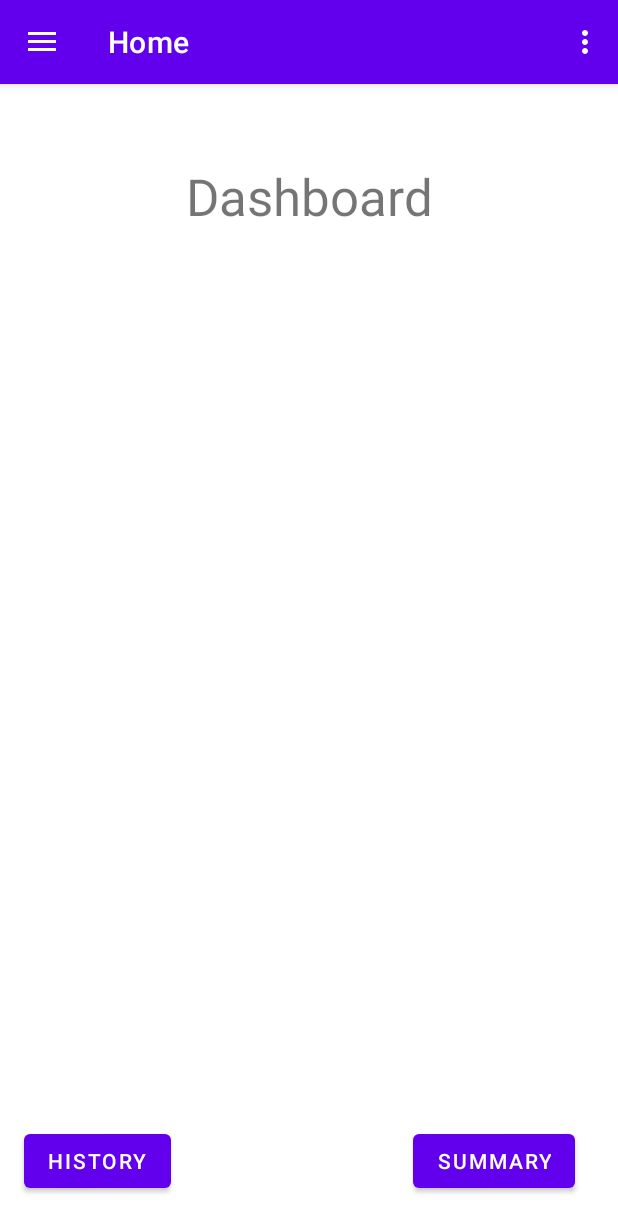
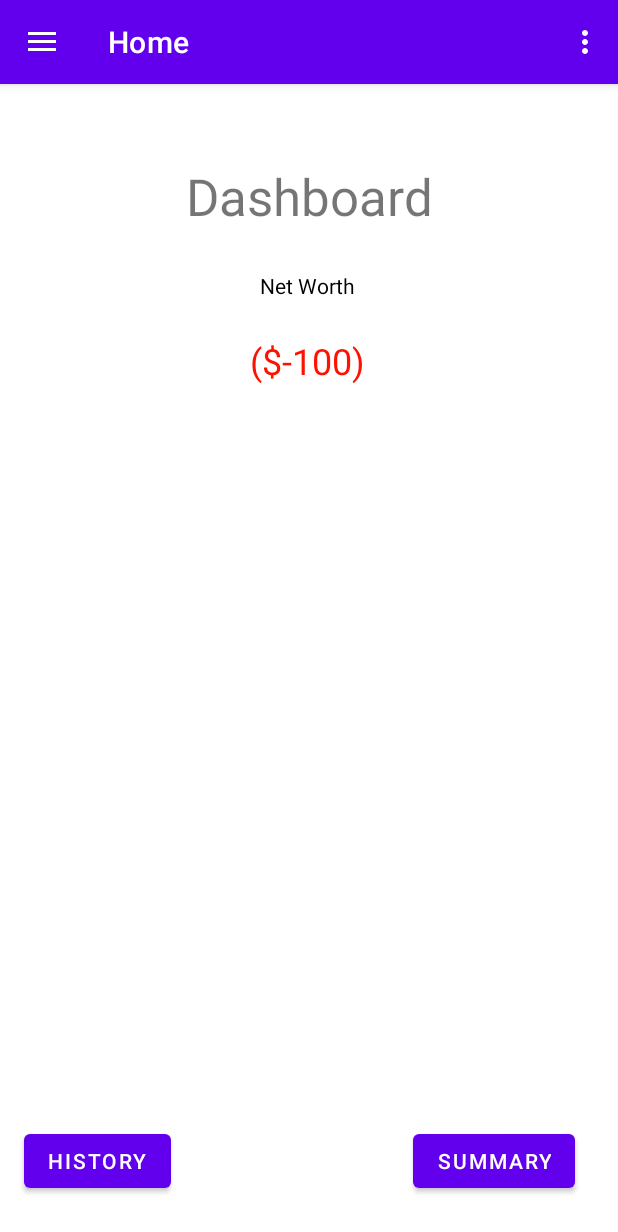
Before and after one commit to SumukhP-dev/MyMoneyTracker_App, an Android app: the screen it shows after launch (MainActivity), on a phone screen of 412 x 824 dp. Shown: the top 1232 px of the screen. Run offline under Robolectric (Android 15) with nearby library versions, the phone set to English and light mode, and no system bars; our stand-ins replace navigation-ui; Roboto replaces fonts that are not available here.

Commit message:
Added Net Worth Textview

```diff
--- a/app/build.gradle.kts
+++ b/app/build.gradle.kts
@@ -1,6 +1,7 @@
 plugins {
     id("com.android.application")
     id("org.jetbrains.kotlin.android")
+    id("com.google.gms.google-services")
 }
 
 android {
@@ -50,6 +51,7 @@ dependencies {
     implementation("androidx.navigation:navigation-ui-ktx:2.7.7")
     implementation("androidx.annotation:annotation:1.6.0")
     implementation("androidx.legacy:legacy-support-v4:1.0.0")
+    implementation("com.google.firebase:firebase-analytics:21.5.1")
     testImplementation("junit:junit:4.13.2")
     androidTestImplementation("androidx.test.ext:junit:1.1.5")
     androidTestImplementation("androidx.test.espresso:espresso-core:3.5.1")
--- a/app/src/main/java/com/example/mymoneytracker/ui/history/ItemsViewModel.kt
+++ b/app/src/main/java/com/example/mymoneytracker/ui/history/ItemsViewModel.kt
@@ -1,5 +1,5 @@
 package com.example.mymoneytracker.ui.history
 
-data class ItemsViewModel(val image: Int, val text: String) {
+data class ItemsViewModel( val text: String, val text2: String, val text3: String) {
 
 }
--- a/app/src/main/java/com/example/mymoneytracker/ui/home/HomeFragment.kt
+++ b/app/src/main/java/com/example/mymoneytracker/ui/home/HomeFragment.kt
@@ -1,5 +1,6 @@
 package com.example.mymoneytracker.ui.home
 
+import android.graphics.Color
 import android.os.Bundle
 import android.view.LayoutInflater
 import android.view.View
@@ -23,6 +24,8 @@ class HomeFragment : Fragment() {
         container: ViewGroup?,
         savedInstanceState: Bundle?
     ): View {
+        var netWorth = -100
+
         val homeViewModel =
             ViewModelProvider(this).get(HomeViewModel::class.java)
 
@@ -37,6 +40,14 @@ class HomeFragment : Fragment() {
             findNavController().navigate(R.id.action_nav_home_to_summaryFragment)
         }
 
+        if(netWorth >= 0) {
+            binding.NetWorthAmount.setTextColor(Color.parseColor("#00FF0A"))
+            binding.NetWorthAmount.text = "$" + netWorth.toString()
+        } else {
+            binding.NetWorthAmount.setTextColor(Color.parseColor("#FF1100"))
+            binding.NetWorthAmount.text = "($" + netWorth.toString() + ")"
+        }
+
         return root
     }
 
--- a/app/src/main/res/layout/fragment_home.xml
+++ b/app/src/main/res/layout/fragment_home.xml
@@ -16,7 +16,8 @@
         app:layout_constraintEnd_toEndOf="parent"
         app:layout_constraintStart_toStartOf="parent"
         app:layout_constraintTop_toTopOf="parent"
-        app:layout_constraintVertical_bias="0.072" />
+        app:layout_constraintVertical_bias="0.072"
+        tools:textColor="#000000" />
 
     <Button
         android:id="@+id/HistoryButton"
@@ -41,4 +42,32 @@
         app:layout_constraintTop_toTopOf="parent"
         app:layout_constraintVertical_bias="0.964" />
 
+    <TextView
+        android:id="@+id/NetWorth"
+        android:layout_width="wrap_content"
+        android:layout_height="wrap_content"
+        android:layout_marginTop="35dp"
+        android:layout_marginBottom="632dp"
+        android:text="Net Worth"
+        android:textColor="#000000"
+        app:layout_constraintBottom_toBottomOf="parent"
+        app:layout_constraintEnd_toEndOf="parent"
+        app:layout_constraintHorizontal_bias="0.498"
+        app:layout_constraintStart_toStartOf="parent"
+        app:layout_constraintTop_toBottomOf="@+id/textView2"
+        tools:textSize="24sp" />
+
+    <TextView
+        android:id="@+id/NetWorthAmount"
+        android:layout_width="wrap_content"
+        android:layout_height="wrap_content"
+        android:textSize="24sp"
+        app:layout_constraintBottom_toBottomOf="parent"
+        app:layout_constraintEnd_toEndOf="parent"
+        app:layout_constraintHorizontal_bias="0.498"
+        app:layout_constraintStart_toStartOf="parent"
+        app:layout_constraintTop_toBottomOf="@+id/NetWorth"
+        app:layout_constraintVertical_bias="0.041"
+        tools:textStyle="bold" />
+
 </androidx.constraintlayout.widget.ConstraintLayout>
--- a/app/src/main/res/layout/nav_header_main.xml
+++ b/app/src/main/res/layout/nav_header_main.xml
@@ -28,7 +28,7 @@
         android:textAppearance="@style/TextAppearance.AppCompat.Body1" />
 
     <TextView
-        android:id="@+id/textView"
+        android:id="@+id/textDesignDate"
         android:layout_width="wrap_content"
         android:layout_height="wrap_content"
         android:text="@string/nav_header_subtitle" />
--- a/build.gradle.kts
+++ b/build.gradle.kts
@@ -1,3 +1,8 @@
+buildscript {
+    dependencies {
+        classpath("com.google.gms:google-services:4.4.1")
+    }
+}
 // Top-level build file where you can add configuration options common to all sub-projects/modules.
 plugins {
     id("com.android.application") version "8.2.2" apply false
```
Also changed, not shown: app/src/main/java/com/example/mymoneytracker/ui/addData/AddDataFragment.kt (+13 -0 lines), app/src/main/java/com/example/mymoneytracker/ui/history/CustomAdapter.kt (+7 -6 lines), app/src/main/java/com/example/mymoneytracker/ui/history/HistoryFragment.kt (+23 -4 lines), app/src/main/res/layout/card_view_design.xml (+22 -8 lines), app/src/main/res/layout/fragment_add_data.xml (+4 -4 lines).
